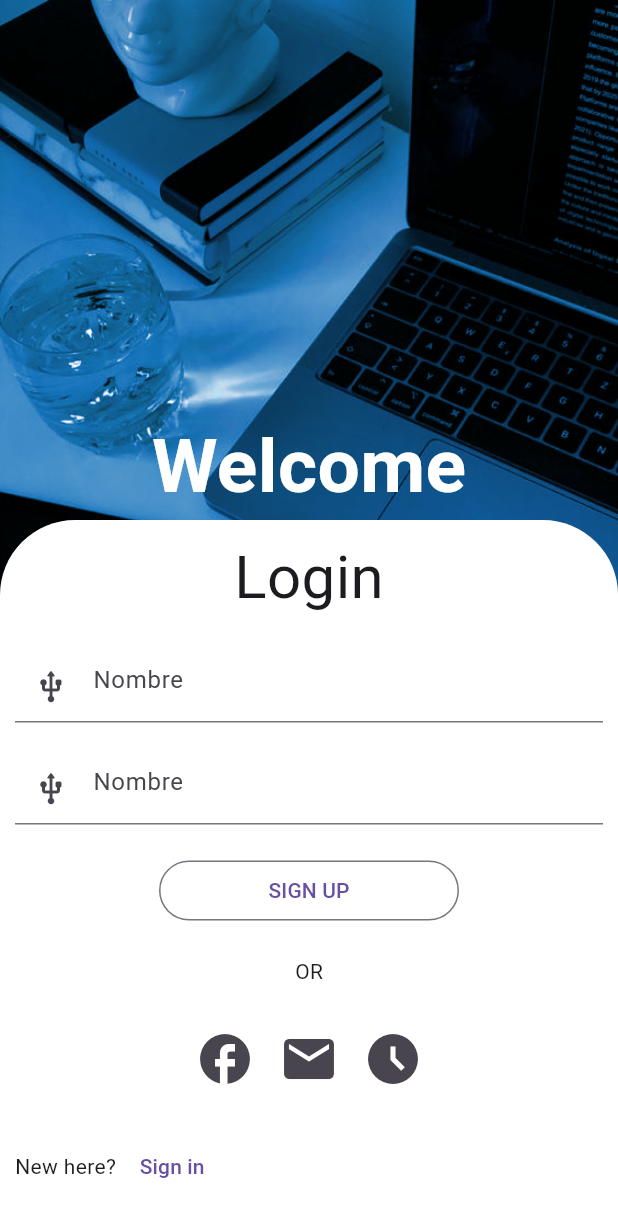
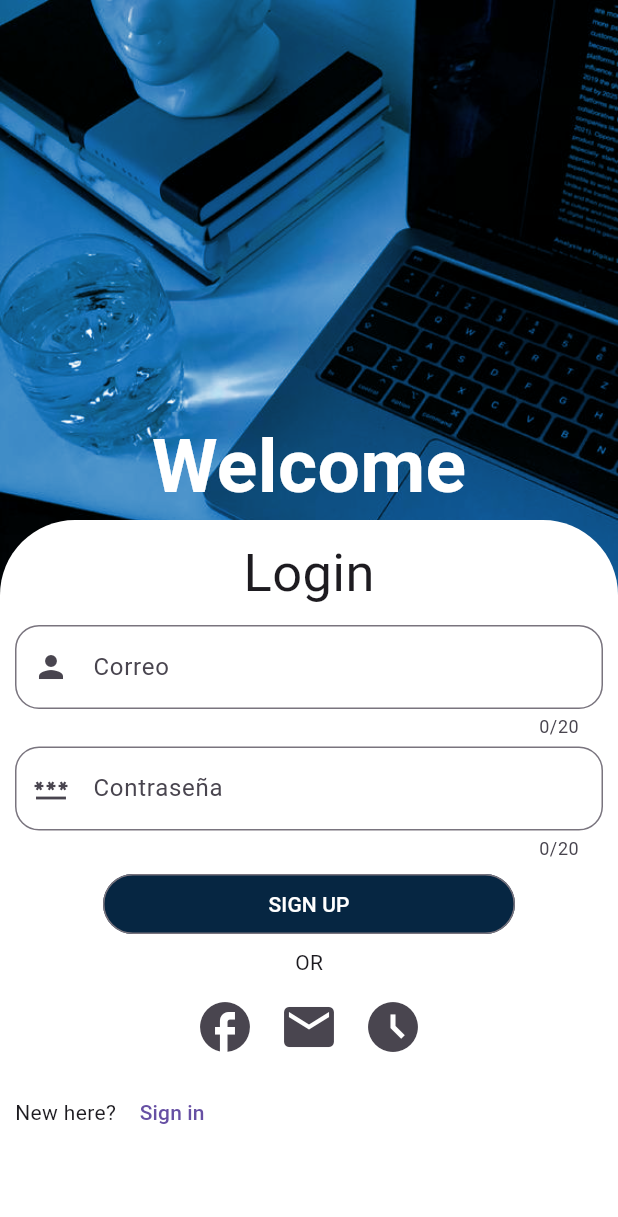
Before and after one commit to AndreaJVB/Tarea-Login, a Flutter app: the screen it shows after launch, on a phone screen of 412 x 824 dp. Shown: the top 1217 px of the screen. Run offline on Flutter 3.47's test engine with Material 3 defaults, Android fonts, the phone set to English and light mode, and no system bars; Roboto replaces fonts that are missing (Arial).

Commit message:
Eliminacion de los widgets custom_inicio_sesion y custom_registro. Cambio de nombre Custom_form_registro a custom_form para su reutilizacion

```diff
--- a/tarea_login/lib/inicio_de_sesion.dart
+++ b/tarea_login/lib/inicio_de_sesion.dart
@@ -1,14 +1,17 @@
 
 import 'package:flutter/material.dart';
-import 'package:tarea_login/widgets/custom_inicio_sesion.dart';
+import 'package:tarea_login/widgets/custom_forms.dart';
+
 
 class InicioDeSesion extends StatelessWidget{
-  const InicioDeSesion({super.key});
+  InicioDeSesion({super.key});
+  final correo = TextEditingController();
+  final password = TextEditingController();
 
   @override
   Widget build(BuildContext context) {
     //Tamaños
-    final ancho = MediaQuery.of(context).size.width;
+    final ancho= MediaQuery.of(context).size.width;
     final altura = MediaQuery.of(context).size.height;
     const textLoguinStyle = TextStyle(fontSize: 50, fontFamily: "Arial", fontWeight: FontWeight.w700, color: Colors.white);
 
@@ -46,18 +49,23 @@ class InicioDeSesion extends StatelessWidget{
                   padding: const EdgeInsets.all(10),
                   child: Column(
                     mainAxisAlignment: MainAxisAlignment.center,
-                    children: [const Text("Login", style: TextStyle(fontSize: 40),),
-                    const SizedBox(height: 20,),
+                    children: [const Text("Login", style: TextStyle(fontSize: 35),),
+                    const SizedBox(height: 10,),
                     Wrap(
                       alignment: WrapAlignment.center,
-                      runSpacing: 20,
+                      runSpacing: 5,
                       children: [
-                        const CustomInicio(),
-                        const CustomInicio(),
+                        CustomFormRegistro(label: "Correo", controller: correo, keyboardType: TextInputType.emailAddress, prefixIcon: Icon(Icons.person),),
+                        CustomFormRegistro(label: "Contraseña", controller: password, keyboardType: TextInputType.visiblePassword, prefixIcon: Icon(Icons.password), obscureText: true,),
                         Row(
                           mainAxisAlignment: MainAxisAlignment.center,
                           children: [
-                            OutlinedButton(style: ButtonStyle(fixedSize: WidgetStateProperty.all(Size(200, 0))),onPressed: (){}, child: Text("SIGN UP")),
+                            OutlinedButton(style: ButtonStyle(
+                              fixedSize: WidgetStateProperty.all(Size(ancho/1.5, 0)),
+                              backgroundColor: WidgetStateProperty.all(Color.fromARGB(255, 6, 38, 66))
+                              ),
+                              onPressed: (){}, child: Text("SIGN UP", style: TextStyle(color: Colors.white),)
+                              ),
                           ],
                         ),
                         const Text("OR",),
--- a/tarea_login/lib/main.dart
+++ b/tarea_login/lib/main.dart
@@ -16,7 +16,7 @@ class MyApp extends StatelessWidget{
       debugShowCheckedModeBanner: false,
       initialRoute: 'inicio_sesion',
       routes: {
-        'inicio_sesion' : (context) => const InicioDeSesion(),
+        'inicio_sesion' : (context) => InicioDeSesion(),
         'registro': (context)=> InputsPage()
       }
 
--- a/tarea_login/lib/registro.dart
+++ b/tarea_login/lib/registro.dart
@@ -1,7 +1,6 @@
 import 'package:flutter/material.dart';
+import 'package:tarea_login/widgets/custom_forms.dart';
 
-import 'package:tarea_login/widgets/custom_form_registro.dart';
-import 'package:tarea_login/widgets/custom_registro.dart';
 
 class InputsPage extends StatelessWidget {
   InputsPage({super.key});
--- a/tarea_login/lib/widgets/custom_form_registro.dart
+++ b/tarea_login/lib/widgets/custom_forms.dart
@@ -24,6 +24,7 @@ class CustomFormRegistro extends StatelessWidget {
   final Icon? prefixIcon;
   final Icon? suffixIcon;
 
+
   @override
   Widget build(BuildContext context) {
     return TextFormField(
--- a/tarea_login/lib/widgets/custom_inicio_sesion.dart
+++ /dev/null
@@ -1,18 +0,0 @@
-import 'package:flutter/material.dart';
-
-class CustomInicio extends StatelessWidget{
-  const CustomInicio({super.key});
-
-  @override
-  Widget build(BuildContext context) {
-
-    return const TextField(
-      decoration: InputDecoration(
-        hintText: "Nombre",
-        prefixIcon: Icon(Icons.usb_rounded),
-
-      ),
-    );
-  }
-
-}
```
Also changed, not shown: tarea_login/lib/widgets/custom_registro.dart (deleted, +0 -42 lines).
